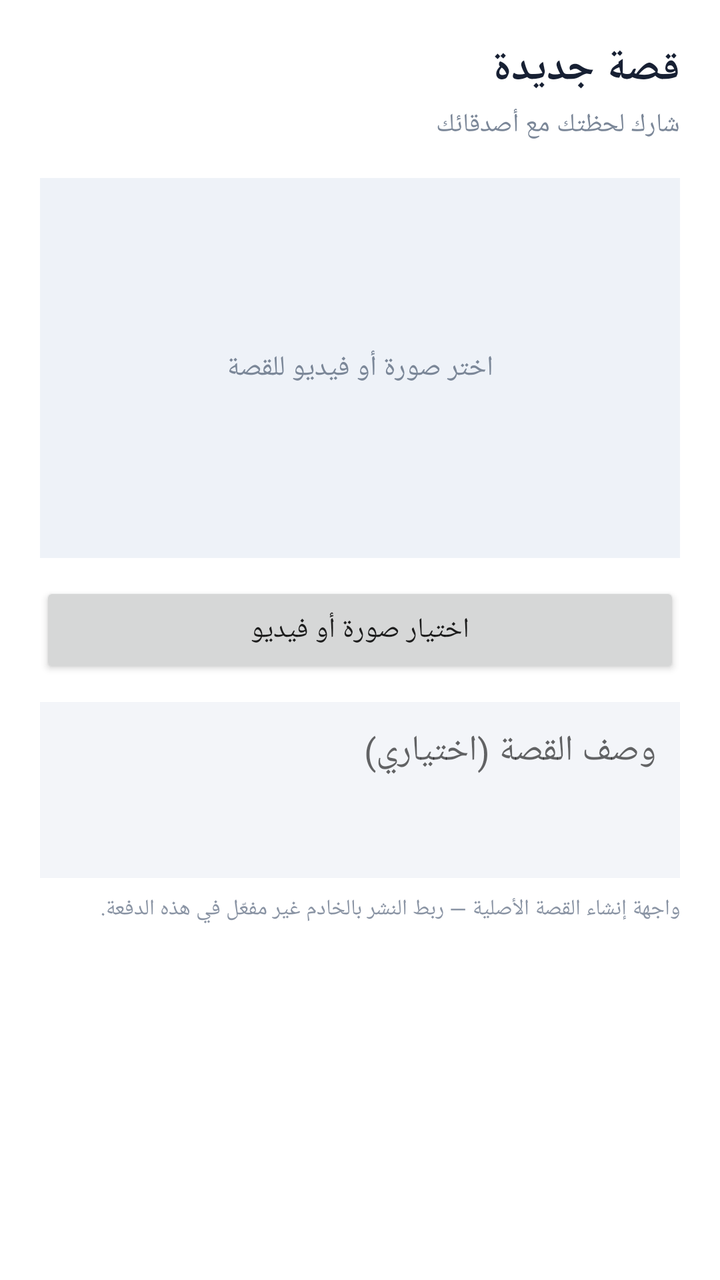
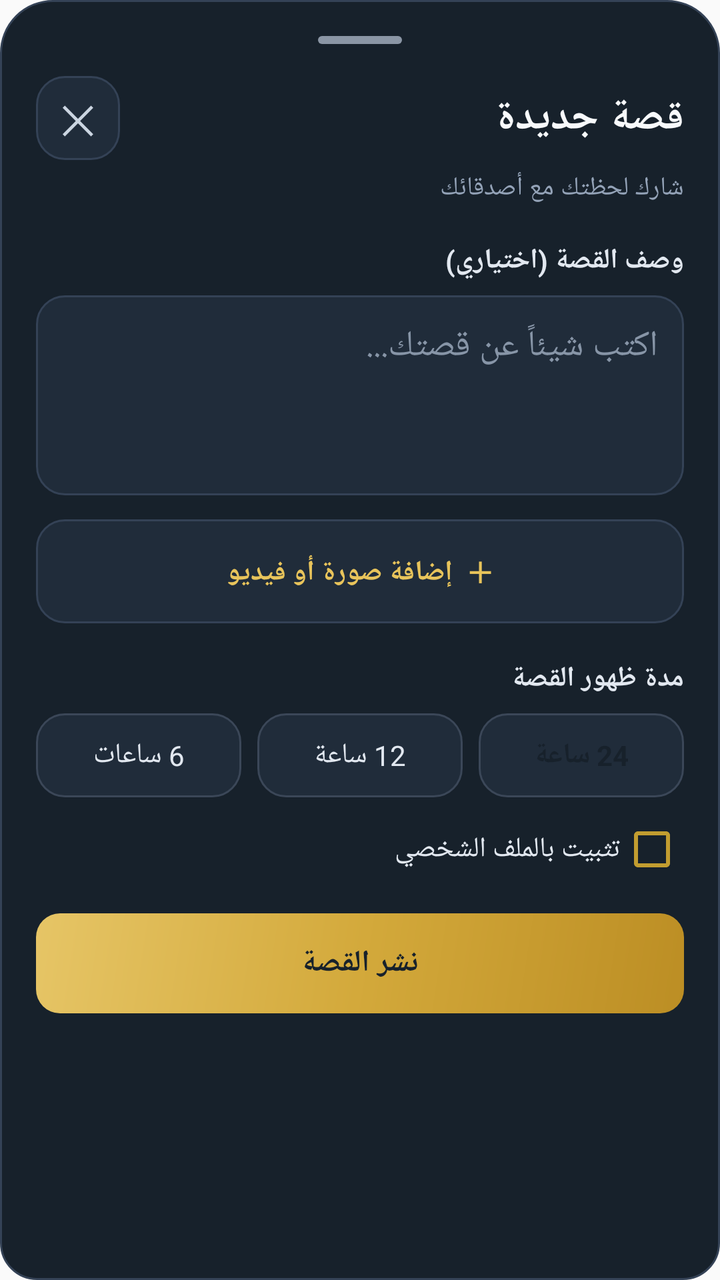

Compare the two renders of this Android layout. The source of the first and the diff that turns it into the second are given below.
<!-- AndroidManifest.xml: application theme AppTheme -->
<!-- res/layout/native_story_composer.xml -->
<?xml version="1.0" encoding="utf-8"?>
<ScrollView xmlns:android="http://schemas.android.com/apk/res/android"
    android:layout_width="match_parent" android:layout_height="wrap_content"
    android:fillViewport="true" android:background="#F5F7FB">
    <LinearLayout android:layout_width="match_parent" android:layout_height="wrap_content"
        android:orientation="vertical" android:padding="20dp" android:background="#FFFFFF">
        <TextView android:layout_width="match_parent" android:layout_height="wrap_content"
            android:text="قصة جديدة" android:textColor="#172033" android:textSize="21sp" android:textStyle="bold" />
        <TextView android:layout_width="match_parent" android:layout_height="wrap_content"
            android:layout_marginTop="5dp" android:text="شارك لحظتك مع أصدقائك" android:textColor="#7B8798" android:textSize="13sp" />
        <FrameLayout android:id="@+id/storyMediaPreview" android:layout_width="match_parent"
            android:layout_height="190dp" android:layout_marginTop="18dp" android:background="#EEF2F8">
            <TextView android:id="@+id/storyMediaHint" android:layout_width="match_parent"
                android:layout_height="match_parent" android:gravity="center" android:text="اختر صورة أو فيديو للقصة"
                android:textColor="#7B8798" android:textSize="14sp" />
        </FrameLayout>
        <Button android:id="@+id/storyPickMedia" android:layout_width="match_parent"
            android:layout_height="48dp" android:layout_marginTop="12dp" android:text="اختيار صورة أو فيديو" />
        <EditText android:id="@+id/storyCaption" android:layout_width="match_parent"
            android:layout_height="wrap_content" android:minHeight="88dp" android:gravity="top|start"
            android:layout_marginTop="12dp" android:hint="وصف القصة (اختياري)" android:maxLength="180"
            android:padding="12dp" android:background="#F3F5F9" android:textColor="#172033" />
        <TextView android:id="@+id/storyNativeNote" android:layout_width="match_parent"
            android:layout_height="wrap_content" android:layout_marginTop="8dp"
            android:text="واجهة إنشاء القصة الأصلية — ربط النشر بالخادم غير مفعّل في هذه الدفعة."
            android:textColor="#8A94A4" android:textSize="11sp" />
    </LinearLayout>
</ScrollView>
<!-- resources referenced by this layout -->
<resources>
  <style name="AppTheme" parent="@android:style/Theme.Material.Light.DarkActionBar">
  		<item name="android:colorPrimary">@color/colorPrimary</item>
  		<item name="android:colorPrimaryDark">@color/colorPrimaryDark</item>
  		<item name="android:colorAccent">@color/colorAccent</item>
  		<item name="android:colorControlHighlight">@color/colorControlHighlight</item>
  		<item name="android:colorControlNormal">@color/colorControlNormal</item>
  	</style>
  <color name="colorPrimary">#F57C00</color>
  <color name="colorPrimaryDark">#E65100</color>
  <color name="colorAccent">#03DAC5</color>
  <color name="colorControlHighlight">#FFF3E0</color>
  <color name="colorControlNormal">#BDBDBD</color>
</resources>

<!-- the commit's change to res/layout/native_story_composer.xml (unified diff, before → after) -->
@@ -1,28 +1,22 @@
 <?xml version="1.0" encoding="utf-8"?>
-<ScrollView xmlns:android="http://schemas.android.com/apk/res/android"
-    android:layout_width="match_parent" android:layout_height="wrap_content"
-    android:fillViewport="true" android:background="#F5F7FB">
-    <LinearLayout android:layout_width="match_parent" android:layout_height="wrap_content"
-        android:orientation="vertical" android:padding="20dp" android:background="#FFFFFF">
-        <TextView android:layout_width="match_parent" android:layout_height="wrap_content"
-            android:text="قصة جديدة" android:textColor="#172033" android:textSize="21sp" android:textStyle="bold" />
-        <TextView android:layout_width="match_parent" android:layout_height="wrap_content"
-            android:layout_marginTop="5dp" android:text="شارك لحظتك مع أصدقائك" android:textColor="#7B8798" android:textSize="13sp" />
-        <FrameLayout android:id="@+id/storyMediaPreview" android:layout_width="match_parent"
-            android:layout_height="190dp" android:layout_marginTop="18dp" android:background="#EEF2F8">
-            <TextView android:id="@+id/storyMediaHint" android:layout_width="match_parent"
-                android:layout_height="match_parent" android:gravity="center" android:text="اختر صورة أو فيديو للقصة"
-                android:textColor="#7B8798" android:textSize="14sp" />
-        </FrameLayout>
-        <Button android:id="@+id/storyPickMedia" android:layout_width="match_parent"
-            android:layout_height="48dp" android:layout_marginTop="12dp" android:text="اختيار صورة أو فيديو" />
-        <EditText android:id="@+id/storyCaption" android:layout_width="match_parent"
-            android:layout_height="wrap_content" android:minHeight="88dp" android:gravity="top|start"
-            android:layout_marginTop="12dp" android:hint="وصف القصة (اختياري)" android:maxLength="180"
-            android:padding="12dp" android:background="#F3F5F9" android:textColor="#172033" />
-        <TextView android:id="@+id/storyNativeNote" android:layout_width="match_parent"
-            android:layout_height="wrap_content" android:layout_marginTop="8dp"
-            android:text="واجهة إنشاء القصة الأصلية — ربط النشر بالخادم غير مفعّل في هذه الدفعة."
-            android:textColor="#8A94A4" android:textSize="11sp" />
-    </LinearLayout>
+<ScrollView xmlns:android="http://schemas.android.com/apk/res/android" android:id="@+id/nativeSheetRoot" android:layout_width="match_parent" android:layout_height="wrap_content" android:fillViewport="true" android:background="@drawable/bg_native_sheet" android:padding="18dp" android:layoutDirection="rtl">
+ <LinearLayout android:id="@+id/storyComposerCard" android:layout_width="match_parent" android:layout_height="wrap_content" android:orientation="vertical">
+  <View android:layout_width="42dp" android:layout_height="4dp" android:layout_gravity="center_horizontal" android:background="@drawable/bg_gesture_handle" android:layout_marginBottom="16dp"/>
+  <LinearLayout android:layout_width="match_parent" android:layout_height="wrap_content" android:gravity="center_vertical" android:orientation="horizontal">
+   <TextView android:layout_width="0dp" android:layout_height="wrap_content" android:layout_weight="1" android:text="قصة جديدة" android:textColor="#F8FAFC" android:textSize="21sp" android:textStyle="bold"/>
+   <TextView android:id="@+id/storyCancel" android:layout_width="42dp" android:layout_height="42dp" android:gravity="center" android:text="✕" android:textColor="#CBD5E1" android:textSize="20sp" android:background="@drawable/bg_native_input"/>
+  </LinearLayout>
+  <TextView android:layout_width="match_parent" android:layout_height="wrap_content" android:layout_marginTop="5dp" android:text="شارك لحظتك مع أصدقائك" android:textColor="#94A3B8" android:textSize="13sp"/>
+  <TextView android:layout_width="match_parent" android:layout_height="wrap_content" android:layout_marginTop="18dp" android:text="وصف القصة (اختياري)" android:textColor="#E2E8F0" android:textStyle="bold" android:textSize="14sp"/>
+  <EditText android:id="@+id/storyCaptionInput" android:layout_width="match_parent" android:layout_height="100dp" android:gravity="top|start" android:padding="13dp" android:layout_marginTop="8dp" android:background="@drawable/bg_native_input" android:textColor="#F8FAFC" android:hint="اكتب شيئاً عن قصتك..." android:textColorHint="#8795A7" android:maxLength="200" android:inputType="textMultiLine|textCapSentences"/>
+  <TextView android:id="@+id/storyMediaPick" android:layout_width="match_parent" android:layout_height="52dp" android:gravity="center" android:layout_marginTop="12dp" android:text="＋  إضافة صورة أو فيديو" android:textColor="#E8C45B" android:textStyle="bold" android:background="@drawable/bg_native_input"/>
+  <TextView android:layout_width="match_parent" android:layout_height="wrap_content" android:layout_marginTop="18dp" android:text="مدة ظهور القصة" android:textColor="#E2E8F0" android:textStyle="bold" android:textSize="14sp"/>
+  <LinearLayout android:layout_width="match_parent" android:layout_height="wrap_content" android:orientation="horizontal" android:layout_marginTop="8dp">
+   <TextView android:id="@+id/storyDuration24" android:layout_width="0dp" android:layout_height="42dp" android:layout_weight="1" android:gravity="center" android:text="24 ساعة" android:textColor="#17212B" android:textStyle="bold" android:background="@drawable/bg_native_chip" android:selected="true"/>
+   <TextView android:id="@+id/storyDuration12" android:layout_width="0dp" android:layout_height="42dp" android:layout_weight="1" android:layout_marginStart="8dp" android:gravity="center" android:text="12 ساعة" android:textColor="#E2E8F0" android:background="@drawable/bg_native_chip"/>
+   <TextView android:id="@+id/storyDuration6" android:layout_width="0dp" android:layout_height="42dp" android:layout_weight="1" android:layout_marginStart="8dp" android:gravity="center" android:text="6 ساعات" android:textColor="#E2E8F0" android:background="@drawable/bg_native_chip"/>
+  </LinearLayout>
+  <CheckBox android:id="@+id/storyPinToggle" android:layout_width="match_parent" android:layout_height="wrap_content" android:layout_marginTop="10dp" android:text="تثبيت بالملف الشخصي" android:textColor="#E2E8F0" android:buttonTint="#C29D30"/>
+  <TextView android:id="@+id/storyPublish" android:layout_width="match_parent" android:layout_height="50dp" android:gravity="center" android:layout_marginTop="16dp" android:text="نشر القصة" android:textColor="#17212B" android:textStyle="bold" android:textSize="15sp" android:background="@drawable/bg_button"/>
+ </LinearLayout>
 </ScrollView>
<!-- resource entries referenced after the edit -->
@@ -1,5 +1,23 @@
 <!-- resources referenced by this layout -->
 <resources>
+  <!-- drawable bg_button (drawable) -->
+  <?xml version="1.0" encoding="utf-8"?>
+  <shape xmlns:android="http://schemas.android.com/apk/res/android" android:shape="rectangle">
+      <gradient
+          android:angle="315"
+          android:startColor="#E6C566"
+          android:centerColor="#D3A93B"
+          android:endColor="#BC8E24" />
+      <corners android:radius="12dp" />
+  </shape>
+  <!-- drawable bg_gesture_handle (drawable) -->
+  <shape xmlns:android="http://schemas.android.com/apk/res/android" android:shape="rectangle"><solid android:color="#8B96A5"/><corners android:radius="4dp"/></shape>
+  <!-- drawable bg_native_chip (drawable) -->
+  <selector xmlns:android="http://schemas.android.com/apk/res/android"><item android:state_selected="true"><shape><solid android:color="#C29D30"/><corners android:radius="14dp"/></shape></item><item><shape><solid android:color="#202C3A"/><corners android:radius="14dp"/><stroke android:width="1dp" android:color="#3B4758"/></shape></item></selector>
+  <!-- drawable bg_native_input (drawable) -->
+  <shape xmlns:android="http://schemas.android.com/apk/res/android"><solid android:color="#202C3A"/><corners android:radius="14dp"/><stroke android:width="1dp" android:color="#344256"/></shape>
+  <!-- drawable bg_native_sheet (drawable) -->
+  <shape xmlns:android="http://schemas.android.com/apk/res/android"><solid android:color="#17212B"/><corners android:topLeftRadius="26dp" android:topRightRadius="26dp" android:bottomLeftRadius="18dp" android:bottomRightRadius="18dp"/><stroke android:width="1dp" android:color="#344256"/></shape>
   <style name="AppTheme" parent="@android:style/Theme.Material.Light.DarkActionBar">
   		<item name="android:colorPrimary">@color/colorPrimary</item>
   		<item name="android:colorPrimaryDark">@color/colorPrimaryDark</item>
